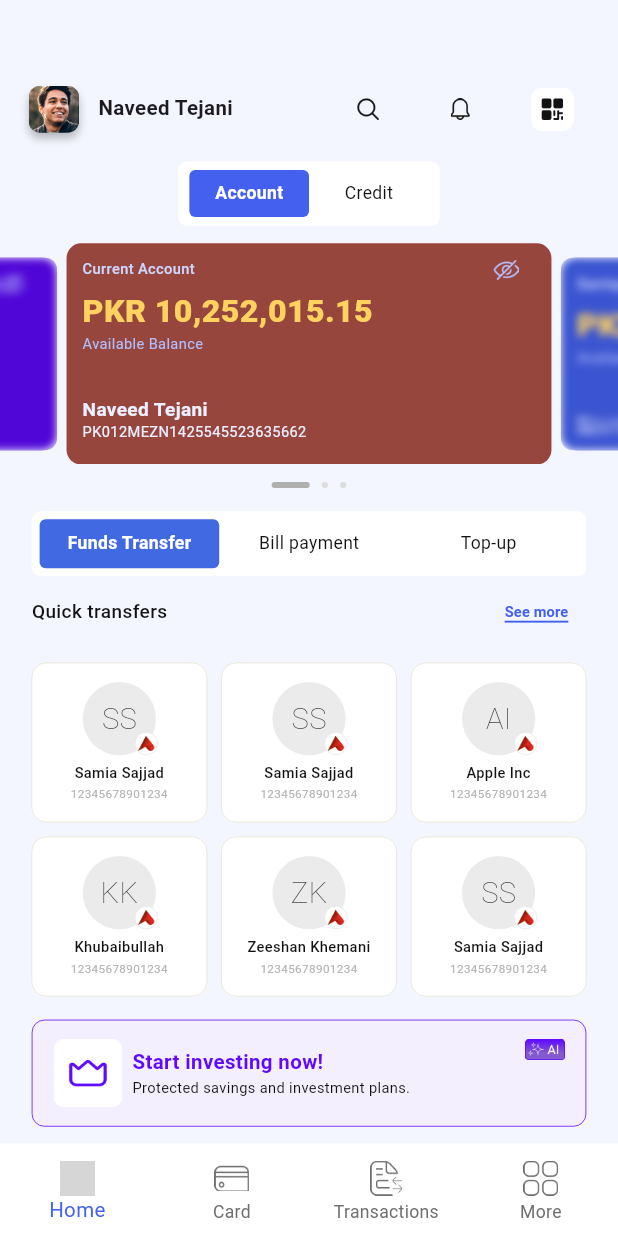
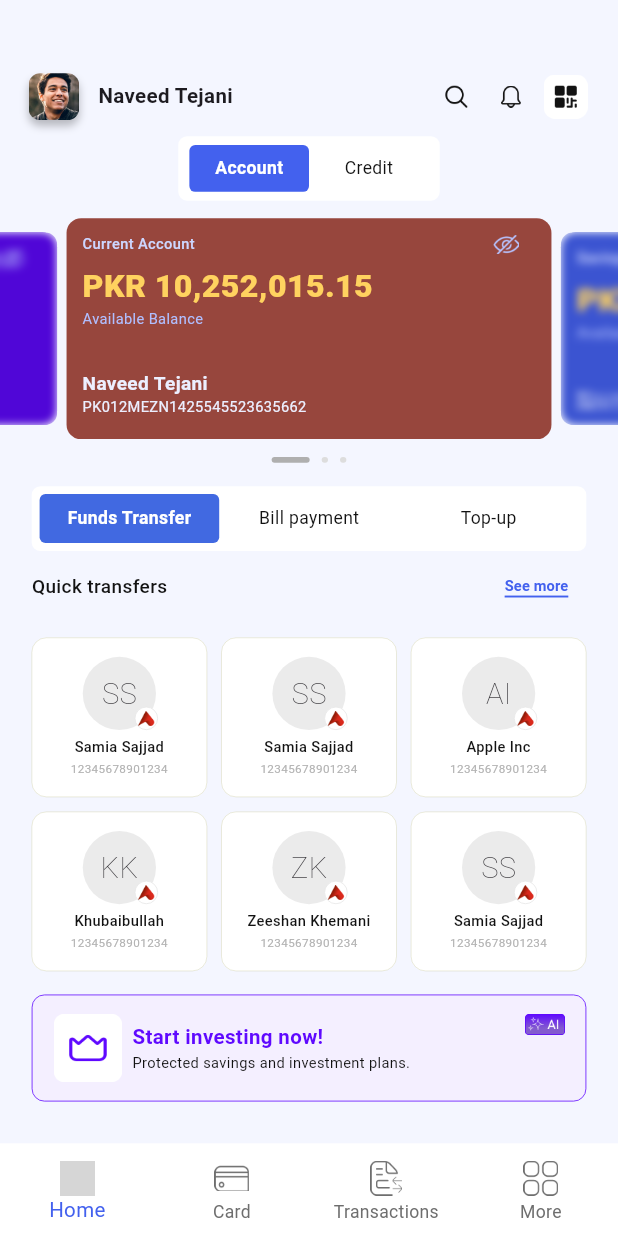
Before and after one commit to Iqbalshah786/passkeys, a Flutter app: the HomeTab screen opened directly, on a phone screen of 412 x 824 dp. Run offline on Flutter 3.47's test engine with Material 3 defaults, Android fonts, the phone set to English and light mode, and no system bars; drawn by our look-alikes of carousel_slider, smooth_page_indicator; our stand-ins replace flutter_native_splash, flutter_screenutil, google_fonts, logger; grey boxes are pictures that could not be loaded.

Commit message:
implement custom icon button widget

```diff
--- a/lib/widgets/custom_icon_button.dart
+++ b/lib/widgets/custom_icon_button.dart
@@ -1,11 +1,11 @@
 // lib/widgets/custom_icon_button.dart
+
 import 'package:flutter/material.dart';
 import 'package:flutter_screenutil/flutter_screenutil.dart';
 
 class CustomIconButton extends StatelessWidget {
   final String assetPath;
-  final double width;
-  final double height;
+  final double width, height;
   final VoidCallback onPressed;
 
   const CustomIconButton({
@@ -14,17 +14,17 @@ class CustomIconButton extends StatelessWidget {
     required this.width,
     required this.height,
     required this.onPressed,
-  }) : super(key: key);
+  }): super(key: key);
 
   @override
   Widget build(BuildContext context) {
-    return IconButton(
-      icon: Image.asset(
-        assetPath,
-        width: width.w,
-        height: height.h,
+    return GestureDetector(
+      onTap: onPressed,
+      child: SizedBox(
+        width: width,
+        height: height,
+        child: Image.asset(assetPath, width: width, height: height),
       ),
-      onPressed: onPressed,
     );
   }
 }
```
